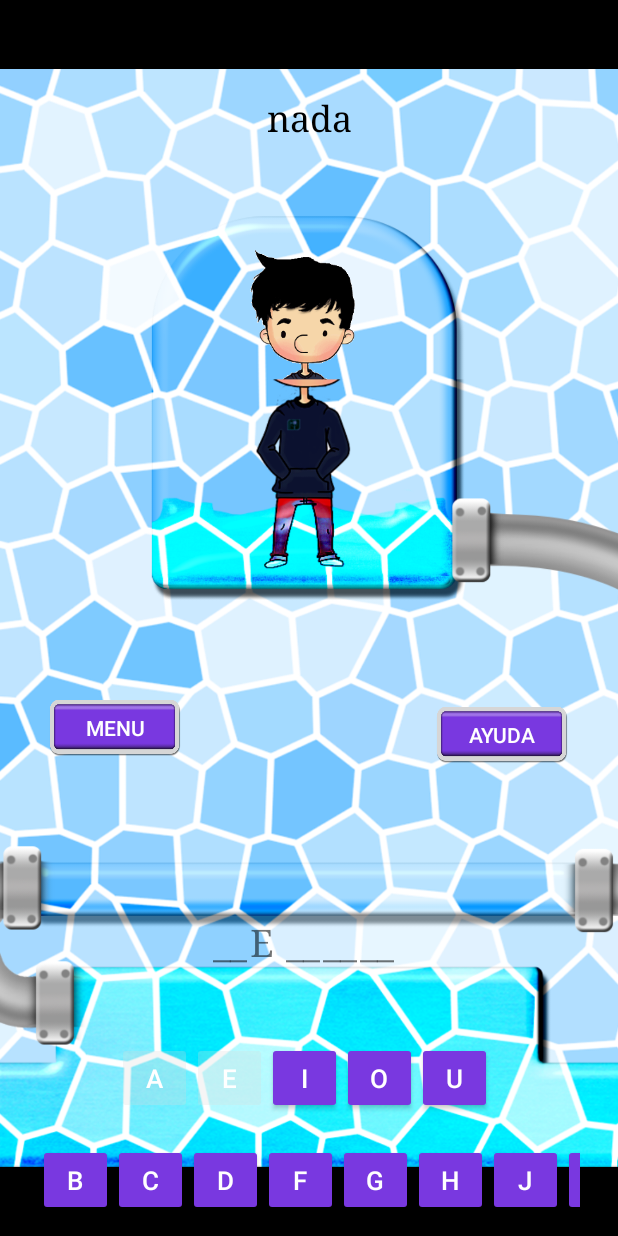
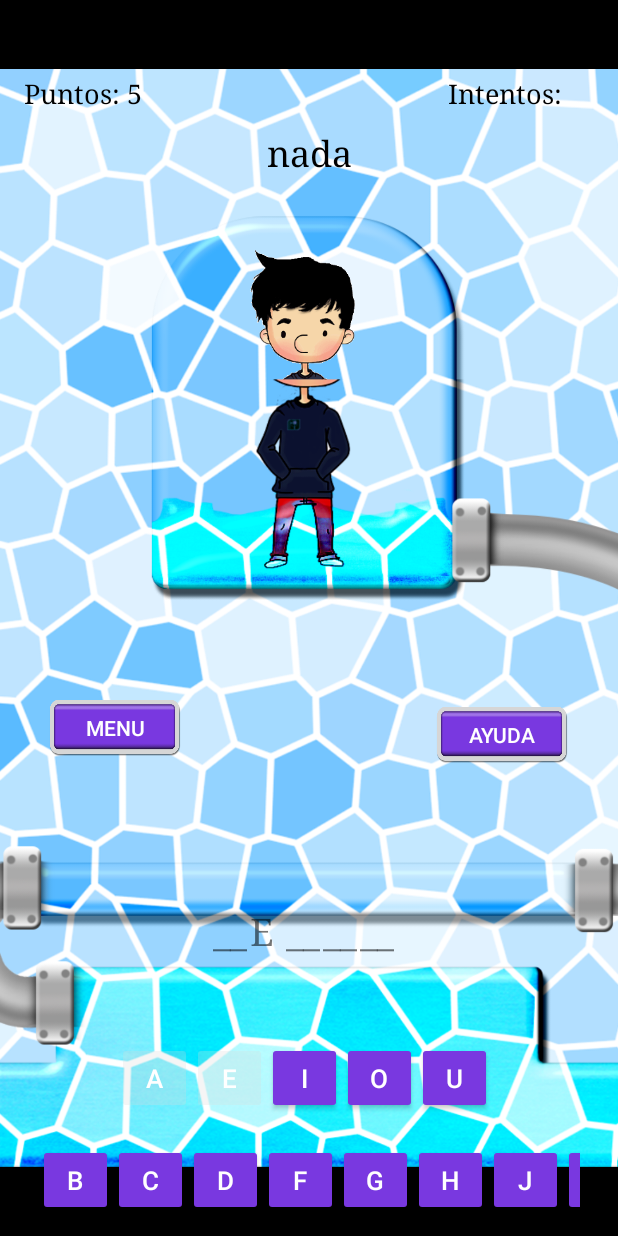
Before and after one commit to Alvarhito/AhogadoPaisesDelMundo, an Android app: the MainActivity screen opened directly, with no data from a screen before it, after a tap on an icon or button, on a phone screen of 412 x 824 dp. Run offline under Robolectric (Android 15) with nearby library versions, the phone set to English and light mode, and no system bars; our stand-ins replace AdMob, Firebase (no records; nobody signed in at launch, a user with empty details on screens opened directly); libraries missing offline, so code that uses them is left out: com.github.kittinunf.fuel, com.github.kittinunf.result; pictures from the network do not load; 6 statements that could not run were skipped; 2 other taps on this screen came first.

Commit message:
Actualizacion 20

```diff
--- a/app/build.gradle
+++ b/app/build.gradle
@@ -38,5 +38,6 @@ dependencies {
     compile 'com.github.kittinunf.fuel:fuel-android:1.12.1' //for Android
     compile 'com.github.kittinunf.fuel:fuel-gson:1.12.1' //for Gson support
     compile 'com.google.firebase:firebase-database:11.8.0'
+    compile 'com.google.android.gms:play-services-ads:11.8.0'
 }
 apply plugin: 'com.google.gms.google-services'
--- a/app/src/main/java/com/example/ceisutb01/ahogadopaisesdelmundo/MainActivity.kt
+++ b/app/src/main/java/com/example/ceisutb01/ahogadopaisesdelmundo/MainActivity.kt
@@ -1,7 +1,6 @@
 package com.example.ceisutb01.ahogadopaisesdelmundo
 
 import android.annotation.SuppressLint
-import android.app.ActionBar
 import android.os.Bundle
 import android.view.View
 import java.util.Random
@@ -13,24 +12,25 @@ import kotlinx.android.synthetic.main.activity_main.*
 import com.bumptech.glide.Glide
 import android.widget.Button
 import android.widget.TextView
-import com.bumptech.glide.load.engine.DiskCacheStrategy
-import com.bumptech.glide.load.resource.file.FileToStreamDecoder
-import android.content.Context.MODE_PRIVATE
-import android.content.SharedPreferences
 import android.graphics.*
-import android.graphics.drawable.ColorDrawable
-import android.graphics.drawable.Drawable
 import android.os.Handler
-import android.provider.CalendarContract
-import android.view.WindowManager
+import com.google.firebase.database.*
+import kotlinx.android.synthetic.main.activity_main4.*
+import com.google.android.gms.ads.MobileAds
+import com.google.android.gms.ads.AdRequest
+import com.google.android.gms.ads.AdView
+import com.google.android.gms.ads.reward.RewardedVideoAd
 import android.widget.Toast
-import com.example.ceisutb01.ahogadopaisesdelmundo.R.color.TransPurple
-import com.example.ceisutb01.ahogadopaisesdelmundo.R.color.colorAccent
-import com.google.firebase.database.*
-import kotlinx.android.synthetic.main.activity_main.view.*
-import kotlinx.android.synthetic.main.activity_main4.*
+import com.google.android.gms.ads.reward.RewardItem
+import android.view.animation.AnimationUtils
+import android.view.animation.Animation
 
-class  MainActivity : Activity(), View.OnClickListener {
+
+
+
+
+class MainActivity : Activity(), View.OnClickListener {
+
 
     var ref = FirebaseDatabase.getInstance().reference
     var Espera=ref
@@ -79,9 +79,29 @@ class  MainActivity : Activity(), View.OnClickListener {
 
     //val agua= arrayOf(Agua1 as TextView,Agua2 as TextView,Agua3 as TextView,Agua4 as TextView,Agua5 as TextView,Agua5 as TextView,Agua6 as TextView,Agua71 as TextView,Agua72 as TextView,Agua73 as TextView)
 
+    lateinit var mAdView : AdView
+    private lateinit var mRewardedVideoAd: RewardedVideoAd
+    //private val mSmallBang: SmallBang? = null
+
     override fun onCreate(savedInstanceState: Bundle?) {
         super.onCreate(savedInstanceState)
         setContentView(R.layout.activity_main)
+
+        MobileAds.initialize(this,"ca-app-pub-9105229171557561~6203725828")
+
+        mAdView = findViewById(R.id.adView)
+        val adRequest = AdRequest.Builder().build()
+        mAdView.loadAd(adRequest)
+
+        //mRewardedVideoAd = MobileAds.getRewardedVideoAdInstance(this)
+
+        /*
+        val mAdView = adView as AdView
+        val adRequest = AdRequest.Builder()
+                .build()
+        mAdView.loadAd(adRequest)*/
+
+
 
         nombre =intent.extras.getString("Pais")
 
@@ -200,9 +220,18 @@ class  MainActivity : Activity(), View.OnClickListener {
             nombre=letter[num]
         }
 
+
+
         numNivel=(((final+1)/15)*2)-3+seccion
         numNivel+=1
         prueba.text="Nivel "+numNivel
+
+        if(numNivel==1){
+            Instruc.visibility=View.VISIBLE
+            Instruc.setOnClickListener{
+                Instruc.visibility=View.INVISIBLE
+            }
+        }
 
         if(!conInternet){
             Palabra=nombre
@@ -274,7 +303,7 @@ class  MainActivity : Activity(), View.OnClickListener {
                     guardarPreferencias()
                 }
             }else{
-                if(sala=="0"){
+                if(sala=="0" || conInternet==false){
                     SigORein()
                 }else{
                     val respuesta2= textend2 as TextView
@@ -324,6 +353,7 @@ class  MainActivity : Activity(), View.OnClickListener {
         }
 
         Ayuda.setOnClickListener {
+            //loadRewardedVideoAd()
             Ayuda.isEnabled = false
             ayudando()
             verificaGano()
@@ -403,12 +433,29 @@ class  MainActivity : Activity(), View.OnClickListener {
         }
         textviews[VRam].text = Palabra[VRam] + " "
 
+        val animation = AnimationUtils.loadAnimation(applicationContext, R.anim.abc_fade_out)
+        textviews[VRam].startAnimation(animation)
+
         l[VRam]=1
         if(sala!="0") {
             ref.child("Servicio").child(sala).child(jugador).setValue(l)
         }
 
         termino += 1
+    }
+
+    private fun loadRewardedVideoAd() {
+        mRewardedVideoAd.loadAd("ca-app-pub-3940256099942544/5224354917",
+                AdRequest.Builder().build())
+        if (mRewardedVideoAd.isLoaded) {
+            mRewardedVideoAd.show()
+        }
+    }
+
+    fun onRewarded(reward: RewardItem) {
+        Toast.makeText(this, "onRewarded! currency: " + reward.type + "  amount: " +
+                reward.amount, Toast.LENGTH_SHORT).show()
+        // Reward the user.
     }
 
     fun init(number: Int) {
@@ -467,7 +514,16 @@ class  MainActivity : Activity(), View.OnClickListener {
                         textviews[conta].text = " "+ i + " "
                     }else{
                         textviews[conta].text = i + " "
+
+                        /*
+                        mSmallBang.bang(textviews[conta], 50, object : SmallBangListener() {
+                            fun onAnimationStart() {}
+                            fun onAnimationEnd() {
+                            }
+                        })*/
                     }
+                    val animation = AnimationUtils.loadAnimation(applicationContext, R.anim.abc_fade_out)
+                    textviews[conta].startAnimation(animation)
                     entro = true
                     termino += 1
                 }
@@ -485,6 +541,10 @@ class  MainActivity : Activity(), View.OnClickListener {
             var puntitos = Puntos as TextView
             Tpuntos += auxPuntos
             puntitos.text = "Puntos: " + Tpuntos.toString()
+
+            val animation = AnimationUtils.loadAnimation(applicationContext, R.anim.abc_fade_out)
+            puntitos.startAnimation(animation)
+
             auxPuntos += 5
         }
         verificaGano()
@@ -493,7 +553,10 @@ class  MainActivity : Activity(), View.OnClickListener {
     fun verificaPerdio() {
         var vidas = Vidas as TextView
         NumVidas = NumVidas - 1
-        vidas.text = "Vidas: " + NumVidas.toString()
+        vidas.text = "Intentos: " + NumVidas.toString()
+        val animation = AnimationUtils.loadAnimation(applicationContext, R.anim.abc_fade_out)
+        vidas.startAnimation(animation)
+
 
         if(NumVidas==4){
             Agua2.visibility=View.VISIBLE
@@ -568,10 +631,12 @@ class  MainActivity : Activity(), View.OnClickListener {
     fun Buttonoff(gano: Boolean) {
         ganar=gano
 
-        if (jugador == "player1") {
-            ref.child("Servicio").child(sala).child("Puntos").child("puntos1").setValue(Tpuntos.toString())
-        }else if(jugador == "player2"){
-            ref.child("Servicio").child(sala).child("Puntos").child("puntos2").setValue(Tpuntos.toString())
+        if(sala!="0") {
+            if (jugador == "player1") {
+                ref.child("Servicio").child(sala).child("Puntos").child("puntos1").setValue(Tpuntos.toString())
+            } else if (jugador == "player2") {
+                ref.child("Servicio").child(sala).child("Puntos").child("puntos2").setValue(Tpuntos.toString())
+            }
         }
 
         val menu = Menu as Button
@@ -717,7 +782,8 @@ class  MainActivity : Activity(), View.OnClickListener {
         super.onResume()
 
         val decorView = window.decorView
-        val uiOptions = (View.SYSTEM_UI_FLAG_LAYOUT_STABLE
+        val uiOptions = (
+                View.SYSTEM_UI_FLAG_LAYOUT_STABLE
                 or View.SYSTEM_UI_FLAG_LAYOUT_HIDE_NAVIGATION
                 or View.SYSTEM_UI_FLAG_HIDE_NAVIGATION
                 or View.SYSTEM_UI_FLAG_FULLSCREEN
--- a/app/src/main/res/layout/activity_main.xml
+++ b/app/src/main/res/layout/activity_main.xml
@@ -492,7 +492,7 @@
         app:layout_constraintHorizontal_bias="0.49"
         app:layout_constraintStart_toStartOf="parent"
         app:layout_constraintTop_toTopOf="parent"
-        app:layout_constraintVertical_bias="0.79">
+        app:layout_constraintVertical_bias="0.78">
 
     </LinearLayout>
 
@@ -729,6 +729,38 @@
         android:layout_width="wrap_content"
         android:layout_height="wrap_content"
         android:src="@mipmap/ic_fondo_y_lugar_de_juego"
+        android:visibility="visible"
+        app:layout_constraintBottom_toBottomOf="parent"
+        app:layout_constraintEnd_toEndOf="parent"
+        app:layout_constraintStart_toStartOf="parent"
+        app:layout_constraintTop_toTopOf="parent" />
+
+    <com.google.android.gms.ads.AdView
+        android:id="@+id/adView"
+        android:layout_width="wrap_content"
+        android:layout_height="wrap_content"
+        android:layout_alignParentBottom="true"
+        android:layout_centerHorizontal="true"
+        android:layout_weight="1"
+        app:adSize="SMART_BANNER"
+        app:adUnitId="@string/Banner1"
+        app:layout_constraintBottom_toBottomOf="parent"
+        app:layout_constraintEnd_toEndOf="parent"
+        app:layout_constraintStart_toStartOf="parent"
+        app:layout_constraintTop_toTopOf="parent"
+        app:layout_constraintVertical_bias="0.0"></com.google.android.gms.ads.AdView>
+
+
+    <ImageButton
+        android:id="@+id/Instruc"
+        android:layout_width="wrap_content"
+        android:layout_height="wrap_content"
+        android:layout_marginBottom="8dp"
+        android:background="@android:color/transparent"
+        android:scaleType="fitCenter"
+        android:src="@mipmap/ic_instruccion"
+        android:translationZ="7dp"
+        android:visibility="invisible"
         app:layout_constraintBottom_toBottomOf="parent"
         app:layout_constraintEnd_toEndOf="parent"
         app:layout_constraintStart_toStartOf="parent"
@@ -740,7 +772,7 @@
         android:layout_height="wrap_content"
         android:layout_marginBottom="8dp"
         android:fontFamily="serif"
-        android:text="nada"
+        android:text="@string/nada"
         android:textColor="@android:color/black"
         android:textSize="24sp"
         android:visibility="visible"
@@ -748,16 +780,16 @@
         app:layout_constraintEnd_toEndOf="parent"
         app:layout_constraintStart_toStartOf="parent"
         app:layout_constraintTop_toTopOf="parent"
-        app:layout_constraintVertical_bias="0.07999998" />
+        app:layout_constraintVertical_bias="0.110000014" />
 
     <TextView
         android:id="@+id/Vidas"
         android:layout_width="81dp"
         android:layout_height="26dp"
-        android:layout_marginEnd="8dp"
-        android:layout_marginTop="24dp"
+        android:layout_marginEnd="32dp"
+        android:layout_marginTop="50dp"
         android:fontFamily="serif"
-        android:text="Vidas: 5"
+        android:text="Intentos: 5"
         android:textColor="@android:color/black"
         android:textSize="18sp"
         android:typeface="normal"
@@ -769,7 +801,7 @@
         android:layout_width="wrap_content"
         android:layout_height="wrap_content"
         android:layout_marginStart="16dp"
-        android:layout_marginTop="24dp"
+        android:layout_marginTop="50dp"
         android:fontFamily="serif"
         android:text="@string/puntos_0"
         android:textColor="@android:color/black"
--- a/app/src/main/res/values/strings.xml
+++ b/app/src/main/res/values/strings.xml
@@ -15,4 +15,8 @@
     <string name="z">Z</string>
     <string name="y">Y</string>
     <string name="siguiente">Siguiente</string>
+    <string name="Banner1">ca-app-pub-9105229171557561/3074999600</string>
+    <string name="Banner2">ca-app-pub-9105229171557561/5536020726</string>
+    <string name="Banner3">ca-app-pub-9105229171557561/1331044225</string>
+    <string name="nada">nada</string>
 </resources>
--- a/build.gradle
+++ b/build.gradle
@@ -8,7 +8,7 @@ buildscript {
         mavenCentral()
     }
     dependencies {
-        classpath 'com.android.tools.build:gradle:3.1.1'
+        classpath 'com.android.tools.build:gradle:3.1.2'
         classpath "org.jetbrains.kotlin:kotlin-gradle-plugin:$kotlin_version"
         classpath 'com.google.gms:google-services:3.1.1'
 
```
Also changed, not shown: app/src/main/java/com/example/ceisutb01/ahogadopaisesdelmundo/Main2Activity.kt (+15 -15 lines), app/src/main/java/com/example/ceisutb01/ahogadopaisesdelmundo/Main4Activity.kt (+11 -0 lines), app/src/main/res/layout/activity_main2.xml (+20 -4 lines), app/src/main/res/layout/activity_main4.xml (+16 -1 lines).
